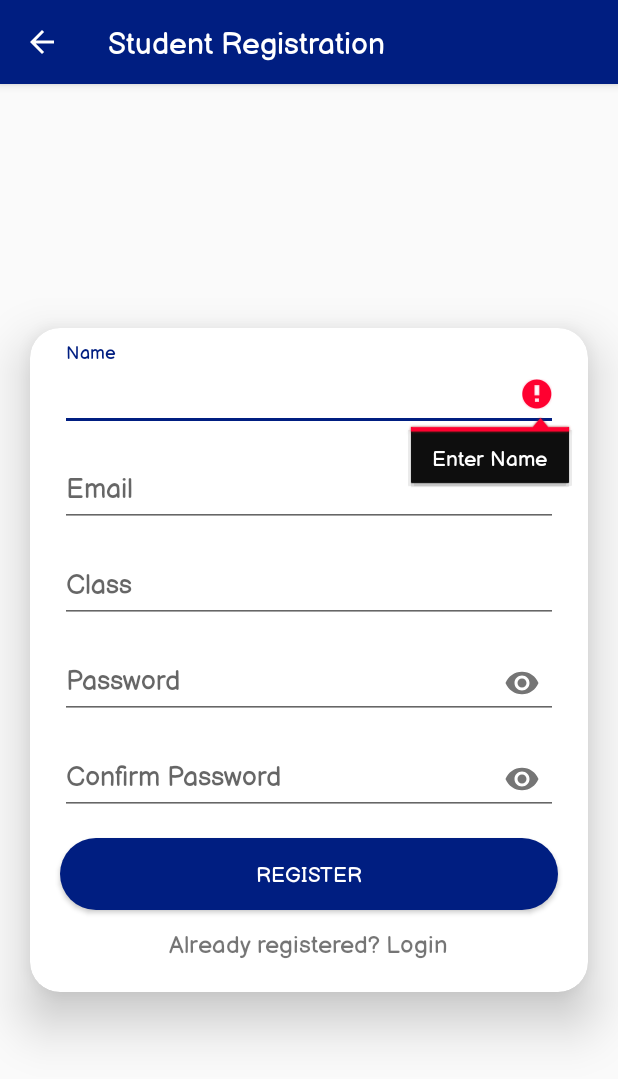
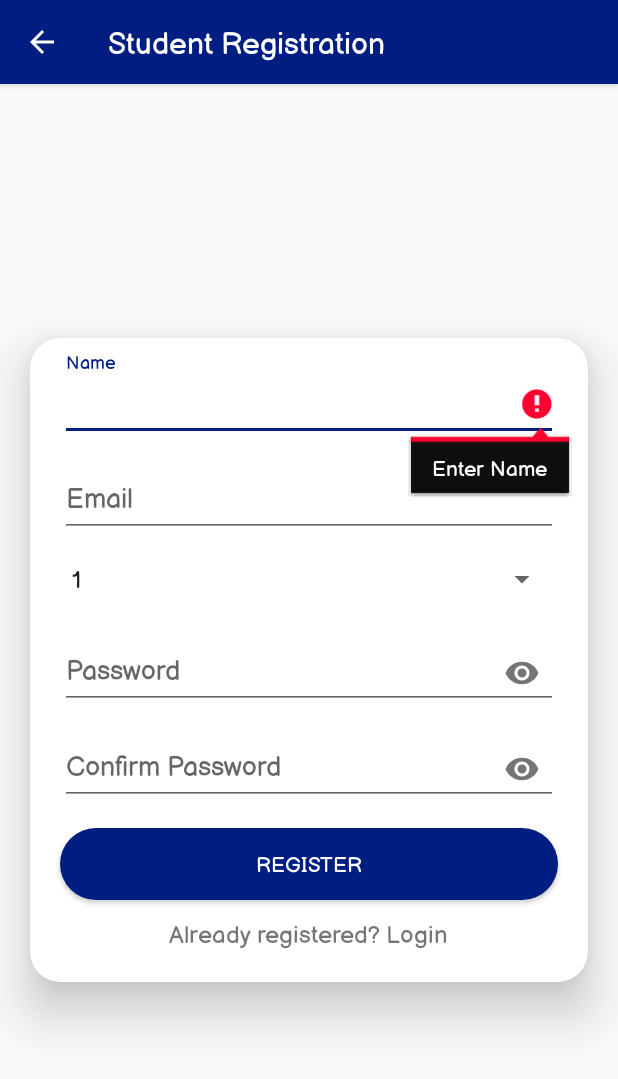
Before and after one commit to rajanvishwa10/Classes-Application, an Android app: the StudentRegisterActivity screen opened directly, with no data from a screen before it, after a tap on "REGISTER", on a phone screen of 412 x 824 dp. Shown: the top 1079 px of the screen. Run offline under Robolectric (Android 15) with nearby library versions, the phone set to English and light mode, and no system bars; our stand-ins replace Firebase (no records; nobody signed in at launch, a user with empty details on screens opened directly); libraries missing offline, so code that uses them is left out: es.dmoral.toasty.

Commit message:
Second commit

```diff
--- a/app/src/main/java/com/example/classesapplication/StudentRegisterActivity.java
+++ b/app/src/main/java/com/example/classesapplication/StudentRegisterActivity.java
@@ -6,7 +6,10 @@ import androidx.appcompat.app.AppCompatActivity;
 import android.content.Intent;
 import android.os.Bundle;
 import android.view.View;
+import android.widget.AdapterView;
+import android.widget.ArrayAdapter;
 import android.widget.EditText;
+import android.widget.Spinner;
 import android.widget.Toast;
 
 import com.example.classesapplication.Student.Student;
@@ -17,11 +20,17 @@ import com.google.firebase.auth.AuthResult;
 import com.google.firebase.auth.FirebaseAuth;
 import com.google.firebase.database.FirebaseDatabase;
 
+import java.util.ArrayList;
+import java.util.List;
+
 import es.dmoral.toasty.Toasty;
 
-public class StudentRegisterActivity extends AppCompatActivity {
+public class StudentRegisterActivity extends AppCompatActivity implements AdapterView.OnItemSelectedListener{
 
     private FirebaseAuth mAuth;
+    Spinner spinner;
+    ArrayAdapter<String> classArray;
+    String data;
 
     @Override
     protected void onCreate(Bundle savedInstanceState) {
@@ -29,28 +38,47 @@ public class StudentRegisterActivity extends AppCompatActivity {
         setContentView(R.layout.activity_student_register);
 
         mAuth = FirebaseAuth.getInstance();
+        spinner = findViewById(R.id.textinputclass);
+        spinner.setOnItemSelectedListener(this);
+
+        final List<String> propertyAddressList = new ArrayList<String>();
+        propertyAddressList.add("1");
+        propertyAddressList.add("2");
+        propertyAddressList.add("3");
+        propertyAddressList.add("4");
+        propertyAddressList.add("5");
+        propertyAddressList.add("6");
+        propertyAddressList.add("7");
+        propertyAddressList.add("8");
+        propertyAddressList.add("9");
+        propertyAddressList.add("10");
+
+        classArray = new ArrayAdapter<String>(StudentRegisterActivity.this,
+                android.R.layout.simple_spinner_item, propertyAddressList);
+        classArray.setDropDownViewResource(android.R.layout.simple_list_item_checked);
+        spinner.setAdapter(classArray);
 
         getSupportActionBar().setTitle("Student Registration");
         getSupportActionBar().setDisplayHomeAsUpEnabled(true);
         getSupportActionBar().setDisplayShowHomeEnabled(true);
 
+        getWindow().getDecorView().setSystemUiVisibility(View.SYSTEM_UI_FLAG_LIGHT_NAVIGATION_BAR);
         getWindow().setStatusBarColor(getResources().getColor(R.color.colorBack));
-        getWindow().setNavigationBarColor(getResources().getColor(R.color.colorBack));
+        getWindow().setNavigationBarColor(getResources().getColor(R.color.colorWhite));
     }
 
     public void Register(View view) {
-        EditText editText, editText1, editText2, editText3, editText4;
+        EditText editText, editText1, editText2, editText3;
+
         editText = findViewById(R.id.studentName);
         editText1 = findViewById(R.id.studentemail);
         editText2 = findViewById(R.id.studentpass);
         editText3 = findViewById(R.id.studentconfirmpass);
-        editText4 = findViewById(R.id.studentClass);
 
         final String name = editText.getText().toString().trim();
         final String email = editText1.getText().toString().trim();
         String pass = editText2.getText().toString().trim();
         String cpass = editText3.getText().toString().trim();
-        final String studentClass = editText4.getText().toString().trim();
 
         if (name.isEmpty()) {
             editText.setError("Enter Name");
@@ -58,10 +86,7 @@ public class StudentRegisterActivity extends AppCompatActivity {
         } else if (email.isEmpty()) {
             editText1.setError("Enter email");
             editText1.requestFocus();
-        } else if (studentClass.isEmpty()) {
-            editText4.setError("Enter Class");
-            editText4.requestFocus();
-        } else if (pass.isEmpty() || pass.length() < 6) {
+        }  else if (pass.isEmpty() || pass.length() < 6) {
             editText2.setError("Password must be greater than 6");
             editText2.requestFocus();
         } else if (!pass.equals(cpass)) {
@@ -74,9 +99,7 @@ public class StudentRegisterActivity extends AppCompatActivity {
                         public void onComplete(@NonNull Task<AuthResult> task) {
                             if (task.isSuccessful()) {
 
-
-                                //mAuth.getCurrentUser();
-                                Student student = new Student(name, email, studentClass,"","");
+                                Student student = new Student(name, email, data,"","");
                                 FirebaseDatabase.getInstance().getReference("Users")
                                         .child(FirebaseAuth.getInstance().getCurrentUser().getUid())
                                         .setValue(student).addOnCompleteListener(new OnCompleteListener<Void>() {
@@ -115,4 +138,14 @@ public class StudentRegisterActivity extends AppCompatActivity {
         startActivity(intent);
         finish();
     }
+
+    @Override
+    public void onItemSelected(AdapterView<?> parent, View view, int position, long id) {
+        data = parent.getItemAtPosition(position).toString();
+    }
+
+    @Override
+    public void onNothingSelected(AdapterView<?> parent) {
+
+    }
 }
--- a/app/src/main/res/layout/activity_dashboard.xml
+++ b/app/src/main/res/layout/activity_dashboard.xml
@@ -152,7 +152,7 @@
         android:id="@+id/cardView3"
         android:layout_width="141dp"
         android:layout_height="98dp"
-        android:layout_marginTop="60dp"
+        android:layout_marginTop="45dp"
         app:cardCornerRadius="15dp"
         app:cardBackgroundColor="@android:color/white"
         app:cardElevation="10dp"
@@ -180,7 +180,7 @@
         android:id="@+id/cardView5"
         android:layout_width="141dp"
         android:layout_height="100dp"
-        android:layout_marginTop="60dp"
+        android:layout_marginTop="45dp"
         app:cardBackgroundColor="@android:color/white"
         app:cardCornerRadius="15dp"
         app:cardElevation="10dp"
@@ -212,7 +212,7 @@
         android:id="@+id/cardView6"
         android:layout_width="140dp"
         android:layout_height="100dp"
-        android:layout_marginTop="60dp"
+        android:layout_marginTop="45dp"
         app:cardBackgroundColor="@android:color/white"
         app:cardCornerRadius="15dp"
         app:cardElevation="10dp"
--- a/app/src/main/res/layout/activity_student_register.xml
+++ b/app/src/main/res/layout/activity_student_register.xml
@@ -99,7 +99,7 @@
 
             </com.google.android.material.textfield.TextInputLayout>
 
-            <com.google.android.material.textfield.TextInputLayout
+            <!--com.google.android.material.textfield.TextInputLayout
                 android:id="@+id/textinputclass"
                 android:layout_width="match_parent"
                 android:layout_height="wrap_content"
@@ -117,7 +117,17 @@
                     android:hint="Class"
                     android:inputType="number" />
 
-            </com.google.android.material.textfield.TextInputLayout>
+            </com.google.android.material.textfield.TextInputLayout-->
+
+            <Spinner
+                android:id="@+id/textinputclass"
+                android:layout_width="match_parent"
+                android:layout_height="45dp"
+                android:layout_below="@+id/textinput1"
+                android:layout_centerHorizontal="true"
+                android:layout_marginStart="20dp"
+                android:layout_marginTop="5dp"
+                android:layout_marginEnd="20dp"/>
 
             <Button
                 android:id="@+id/studentlogin"
```
